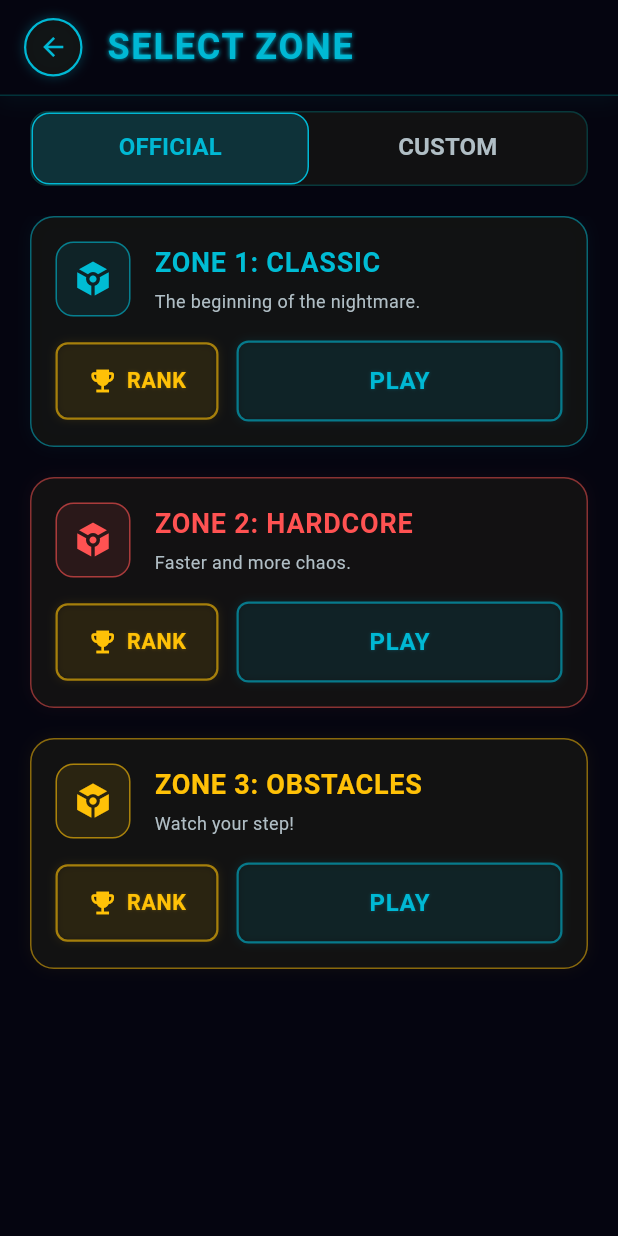
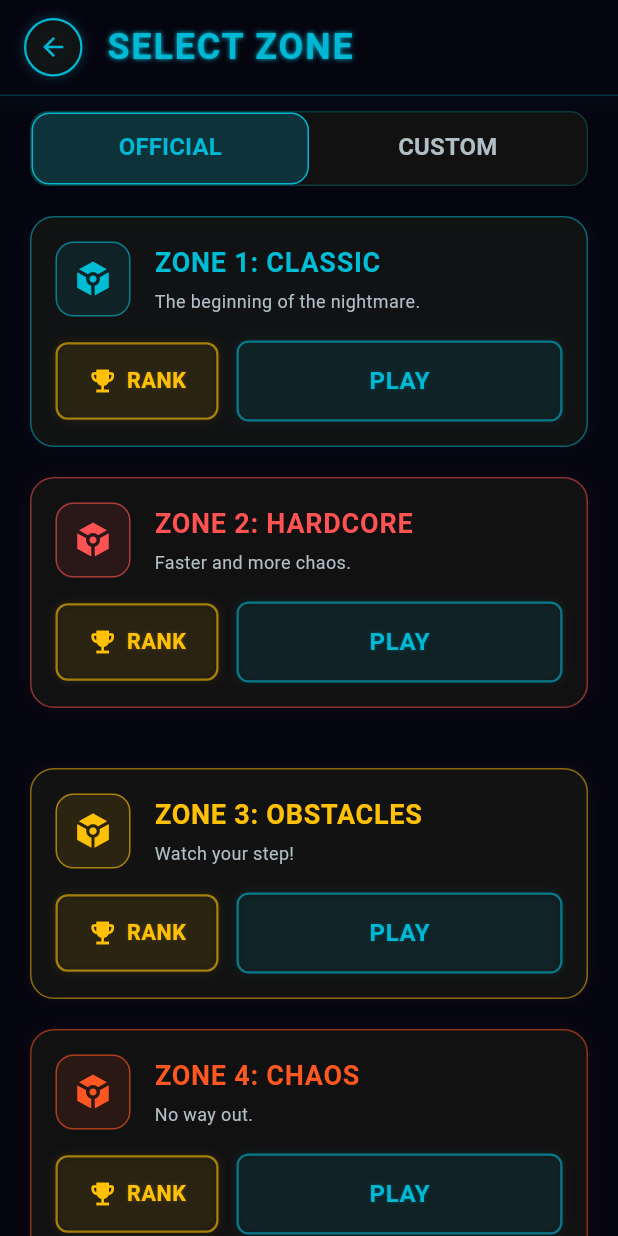
Before and after one commit to herokt/zonber, a Flutter app: the MapSelectionPage screen opened directly with empty values, on a phone screen of 412 x 824 dp. Run offline on Flutter 3.47's test engine with Material 3 defaults, Android fonts, the phone set to English and light mode, and no system bars; our stand-ins replace cloud_firestore, country_picker, firebase_auth, firebase_core, google_mobile_ads, google_sign_in and 3 more; missing offline and left inert: flame, flame_audio; accounts and stored records are empty; network calls fail.

Commit message:
Resolve conflicts and fix imports after stash pop

```diff
--- a/lib/iap_service.dart
+++ b/lib/iap_service.dart
@@ -13,12 +13,21 @@ class IAPService {
   final InAppPurchase _iap = InAppPurchase.instance;
   StreamSubscription<List<PurchaseDetails>>? _subscription;
 
-  // 상품 ID - Google Play Console에서 동일하게 설정 필요
-  static const String removeAdsId = 'remove_ads';
-  static const String nicknameTicketId = 'nickname_ticket';
-  static const String countryTicketId = 'country_ticket';
+  // Android Product IDs
+  static const String _androidRemoveAdsId = 'remove_ads';
+  static const String _androidNicknameTicketId = 'nickname_ticket';
+  static const String _androidCountryTicketId = 'country_ticket';
 
-  static const Set<String> _productIds = {
+  // iOS Product IDs
+  static const String _iosRemoveAdsId = 'com.zonber.game.remove_ads';
+  static const String _iosNicknameTicketId = 'com.zonber.game.nickname_ticket';
+  static const String _iosCountryTicketId = 'com.zonber.game.country_ticket';
+
+  static String get removeAdsId => Platform.isIOS ? _iosRemoveAdsId : _androidRemoveAdsId;
+  static String get nicknameTicketId => Platform.isIOS ? _iosNicknameTicketId : _androidNicknameTicketId;
+  static String get countryTicketId => Platform.isIOS ? _iosCountryTicketId : _androidCountryTicketId;
+
+  static Set<String> get _productIds => {
     removeAdsId,
     nicknameTicketId,
     countryTicketId,
@@ -245,24 +254,17 @@ class IAPService {
 
   Future<bool> _deliverProduct(PurchaseDetails purchase) async {
     try {
-      switch (purchase.productID) {
-        case removeAdsId:
+      if (purchase.productID == removeAdsId) {
         await UserProfileManager.setAdsRemoved(true);
         await AdManager().refreshAdsStatus();
         debugPrint('Ads removed!');
-          break;
-
-        case nicknameTicketId:
+      } else if (purchase.productID == nicknameTicketId) {
         await UserProfileManager.addNicknameTicket(1);
         debugPrint('Nickname ticket added!');
-          break;
-
-        case countryTicketId:
+      } else if (purchase.productID == countryTicketId) {
         await UserProfileManager.addCountryTicket(1);
         debugPrint('Country ticket added!');
-          break;
-
-        default:
+      } else {
         debugPrint('Unknown product ID: ${purchase.productID}');
         return false;
       }
--- a/lib/leaderboard_widget_popup.dart
+++ b/lib/leaderboard_widget_popup.dart
@@ -1,8 +1,4 @@
-import 'package:flutter/material.dart';
-import 'package:intl/intl.dart';
-import 'design_system.dart';
-import 'ranking_system.dart';
-import 'language_manager.dart';
+
 
 part of 'leaderboard_widget.dart';
 
--- a/lib/map_selection_page.dart
+++ b/lib/map_selection_page.dart
@@ -131,11 +131,26 @@ class _MapSelectionPageState extends State<MapSelectionPage>
           color: Colors.redAccent,
         ),
         const SizedBox(height: 20),
+        const SizedBox(height: 20),
         _buildNeonMapCard(
           title: "ZONE 3: OBSTACLES",
           description: "Watch your step!",
           mapId: "zone_3_obstacles",
           color: Colors.amber,
+        ),
+        const SizedBox(height: 20),
+        _buildNeonMapCard(
+          title: "ZONE 4: CHAOS",
+          description: "No way out.",
+          mapId: "zone_4_chaos",
+          color: Colors.deepOrange,
+        ),
+        const SizedBox(height: 20),
+        _buildNeonMapCard(
+          title: "ZONE 5: IMPOSSIBLE",
+          description: "Good luck.",
+          mapId: "zone_5_impossible",
+          color: Colors.purpleAccent,
         ),
         const SizedBox(height: 20), // Bottom padding
       ],
```
Also changed, not shown: lib/main.dart (+90 -23 lines), lib/shop_page.dart (+12 -10 lines), 2 other files. Lines whose indentation alone changed are shown as unchanged.
